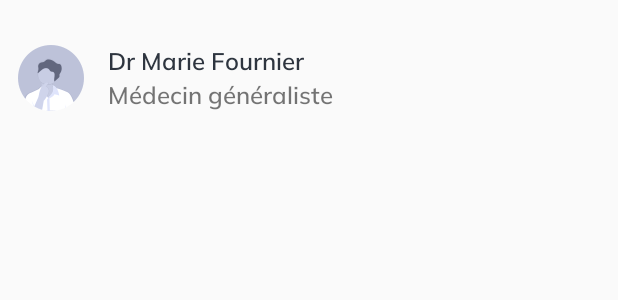
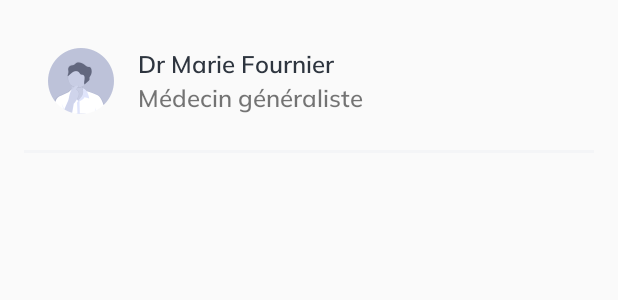
Before and after one commit to Tretiakoff/sifg2, an Android app: the layout item_doctor.xml on its own in the app's theme, with its tools: preview values and no code run, on a phone screen of 412 x 824 dp. Shown: the top 300 px of the screen. Run offline under Robolectric (Android 15) with nearby library versions, the phone set to English and light mode, and no system bars.

Commit message:
refactoring inte doctor list

```diff
--- a/app/src/main/res/layout/activity_doctor_list.xml
+++ b/app/src/main/res/layout/activity_doctor_list.xml
@@ -41,7 +41,7 @@
     <android.support.v7.widget.RecyclerView
         android:id="@+id/doctor_list_view"
         android:layout_width="0dp"
-        android:layout_height="185dp"
+        android:layout_height="wrap_content"
         app:layout_constraintHorizontal_bias="1.0"
         app:layout_constraintLeft_toLeftOf="parent"
         app:layout_constraintRight_toRightOf="parent"
--- a/app/src/main/res/layout/item_doctor.xml
+++ b/app/src/main/res/layout/item_doctor.xml
@@ -9,6 +9,7 @@
     android:paddingTop="8dp">
 
     <android.support.constraint.ConstraintLayout
+        android:id="@+id/constraintLayout"
         android:layout_width="match_parent"
         android:layout_height="wrap_content">
 
@@ -18,17 +19,15 @@
             android:layout_height="44dp"
             android:layout_alignParentStart="true"
             android:layout_alignParentTop="true"
-            android:layout_marginBottom="22dp"
-            android:layout_marginStart="12dp"
-            android:layout_marginTop="22dp"
+            android:layout_marginStart="16dp"
+            android:layout_marginTop="24dp"
             android:src="@drawable/placeholder"
-            app:layout_constraintBottom_toBottomOf="parent"
-            app:layout_constraintStart_toStartOf="parent"
+            app:layout_constraintStart_toStartOf="@+id/view2"
             app:layout_constraintTop_toTopOf="parent" />
 
         <TextView
             android:id="@+id/doctor_name"
-            android:layout_width="300dp"
+            android:layout_width="wrap_content"
             android:layout_height="wrap_content"
             android:layout_alignTop="@+id/image_doctor"
             android:layout_centerHorizontal="true"
@@ -42,7 +41,7 @@
 
         <TextView
             android:id="@+id/doctor_speciality"
-            android:layout_width="178dp"
+            android:layout_width="wrap_content"
             android:layout_height="wrap_content"
             android:layout_alignBottom="@+id/image_doctor"
             android:layout_toEndOf="@+id/image_doctor"
@@ -51,6 +50,19 @@
             android:textSize="16sp"
             app:layout_constraintBottom_toBottomOf="@+id/image_doctor"
             app:layout_constraintStart_toStartOf="@+id/doctor_name" />
+
+        <View
+            android:id="@+id/view2"
+            android:layout_width="0dp"
+            android:layout_height="2dip"
+            android:layout_marginEnd="16dp"
+            android:layout_marginStart="16dp"
+            android:layout_marginTop="24dp"
+            android:background="@color/color_athens_gray"
+            app:layout_constraintEnd_toEndOf="@+id/constraintLayout"
+            app:layout_constraintStart_toStartOf="@+id/constraintLayout"
+            app:layout_constraintTop_toBottomOf="@+id/doctor_speciality" />
+
     </android.support.constraint.ConstraintLayout>
 
 
```
